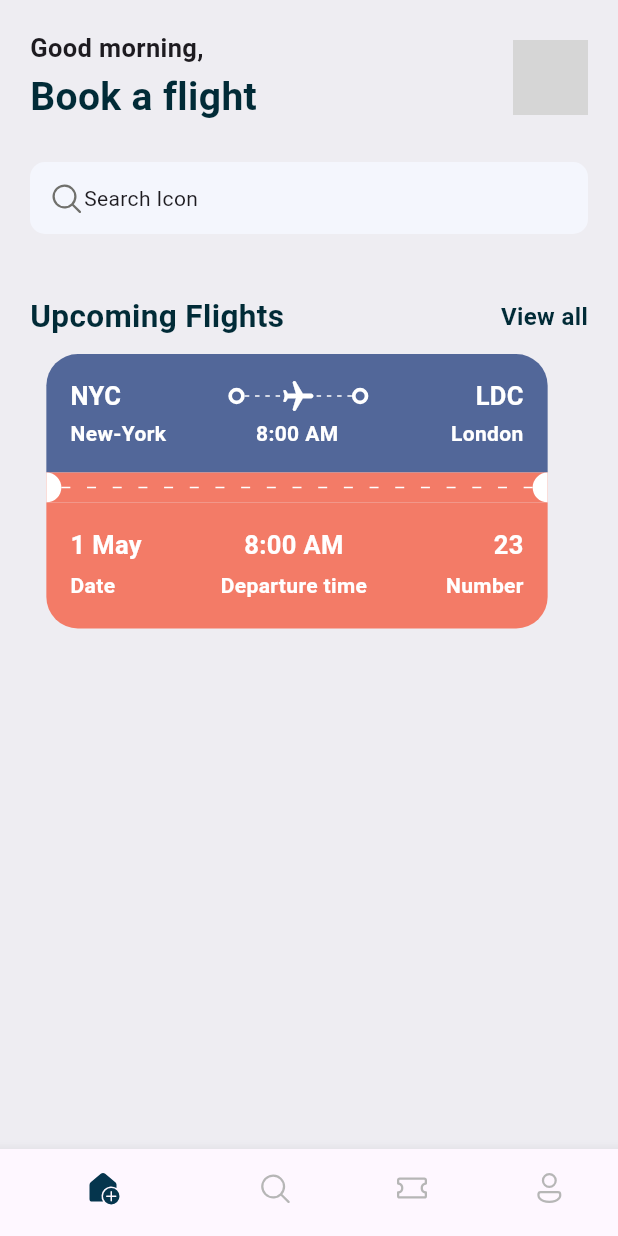
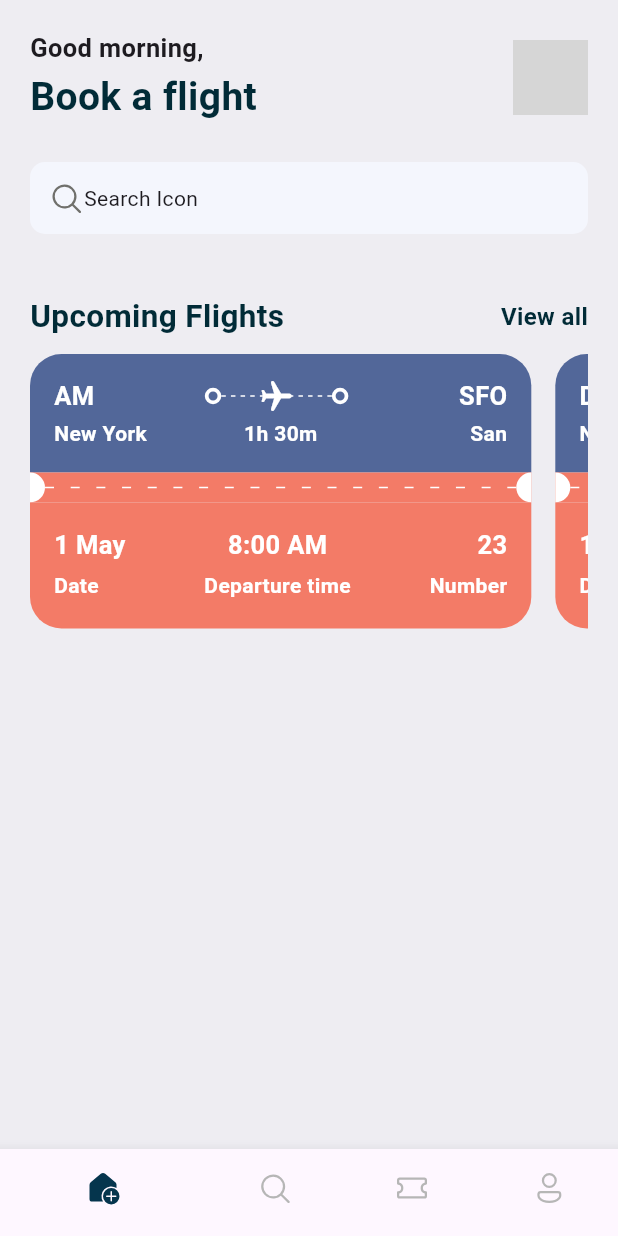
Before and after one commit to kingjamesegun/ticket_app, a Flutter app: the screen it shows after launch, on a phone screen of 412 x 824 dp. Run offline on Flutter 3.47's test engine with Material 3 defaults, Android fonts, the phone set to English and light mode, and no system bars; our stand-ins replace fluentui_icons; grey boxes are pictures that could not be loaded.

Commit message:
added json to the upcoming flight card

```diff
--- a/lib/base/utils/all_json.dart
+++ b/lib/base/utils/all_json.dart
@@ -1,12 +1,41 @@
+class AllJson {
   List<Map<String, dynamic>> ticketList = [
     {
       'from': {
-      'code': 'NYC',
+        'code': 'AM',
         'name': 'New York',
       },
       'to': {
         'code': 'SFO',
-      'name': 'San Francisco',
+        'name': 'San ',
+      },
+      'flying_time': '1h 30m',
+      'date': '11/06/2021',
+      'departure_time': '08:00 AM',
+      'number': 120,
+    },
+    {
+      'from': {
+        'code': 'DK',
+        'name': 'New York',
+      },
+      'to': {
+        'code': 'SFO',
+        'name': 'San ',
+      },
+      'flying_time': '1h 30m',
+      'date': '11/06/2021',
+      'departure_time': '08:00 AM',
+      'number': 120,
+    },
+    {
+      'from': {
+        'code': 'US',
+        'name': 'New York',
+      },
+      'to': {
+        'code': 'SFO',
+        'name': 'San ',
       },
       'flying_time': '1h 30m',
       'date': '11/06/2021',
@@ -20,7 +49,7 @@ List<Map<String, dynamic>> ticketList = [
       },
       'to': {
         'code': 'SFO',
-      'name': 'San Francisco',
+        'name': 'San ',
       },
       'flying_time': '1h 30m',
       'date': '11/06/2021',
@@ -29,12 +58,12 @@ List<Map<String, dynamic>> ticketList = [
     },
     {
       'from': {
-      'code': 'NYC',
+        'code': 'LG',
         'name': 'New York',
       },
       'to': {
         'code': 'SFO',
-      'name': 'San Francisco',
+        'name': 'San ',
       },
       'flying_time': '1h 30m',
       'date': '11/06/2021',
@@ -43,12 +72,12 @@ List<Map<String, dynamic>> ticketList = [
     },
     {
       'from': {
-      'code': 'NYC',
+        'code': 'SA',
         'name': 'New York',
       },
       'to': {
         'code': 'SFO',
-      'name': 'San Francisco',
+        'name': 'San ',
       },
       'flying_time': '1h 30m',
       'date': '11/06/2021',
@@ -57,40 +86,12 @@ List<Map<String, dynamic>> ticketList = [
     },
     {
       'from': {
-      'code': 'NYC',
+        'code': 'EW',
         'name': 'New York',
       },
       'to': {
         'code': 'SFO',
-      'name': 'San Francisco',
-    },
-    'flying_time': '1h 30m',
-    'date': '11/06/2021',
-    'departure_time': '08:00 AM',
-    'number': 120,
-  },
-  {
-    'from': {
-      'code': 'NYC',
-      'name': 'New York',
-    },
-    'to': {
-      'code': 'SFO',
-      'name': 'San Francisco',
-    },
-    'flying_time': '1h 30m',
-    'date': '11/06/2021',
-    'departure_time': '08:00 AM',
-    'number': 120,
-  },
-  {
-    'from': {
-      'code': 'NYC',
-      'name': 'New York',
-    },
-    'to': {
-      'code': 'SFO',
-      'name': 'San Francisco',
+        'name': 'San ',
       },
       'flying_time': '1h 30m',
       'date': '11/06/2021',
@@ -98,3 +99,4 @@ List<Map<String, dynamic>> ticketList = [
       'number': 120,
     },
   ];
+}
--- a/lib/base/widgets/ticket_view.dart
+++ b/lib/base/widgets/ticket_view.dart
@@ -8,7 +8,8 @@ import 'package:ticket_app/base/widgets/text_style_fourth.dart';
 import 'package:ticket_app/base/widgets/text_style_third.dart';
 
 class TicketView extends StatelessWidget {
-  const TicketView({super.key});
+  final Map<String, dynamic> ticket;
+  const TicketView({super.key, required this.ticket});
 
   @override
   Widget build(BuildContext context) {
@@ -31,7 +32,9 @@ class TicketView extends StatelessWidget {
                     children: [
                       // departure and arrival with icons
                       Row(children: [
-                        const TextStyleThird(text: "NYC"),
+                        TextStyleThird(
+                          text: ticket["from"]["code"],
+                        ),
                         Expanded(child: Container()),
                         const BigDot(),
                         Expanded(
@@ -54,24 +57,25 @@ class TicketView extends StatelessWidget {
                         )),
                         const BigDot(),
                         Expanded(child: Container()),
-                        const TextStyleThird(text: "LDC")
+                        TextStyleThird(text: ticket["to"]["code"])
                       ]),
 
                       const SizedBox(
                         height: 3,
                       ),
                       // departure names with time
-                      const Row(
+                      Row(
                           mainAxisAlignment: MainAxisAlignment.spaceBetween,
                           children: [
-                            const SizedBox(
-                                width: 100,
-                                child: TextStyleFourth(text: "New-York")),
-                            TextStyleFourth(text: "8:00 AM"),
                             SizedBox(
                                 width: 100,
                                 child: TextStyleFourth(
-                                  text: "London",
+                                    text: ticket["from"]["name"])),
+                            TextStyleFourth(text: ticket['flying_time']),
+                            SizedBox(
+                                width: 100,
+                                child: TextStyleFourth(
+                                  text: ticket["to"]["name"],
                                   align: TextAlign.end,
                                 )),
                           ])
--- a/lib/screens/home_screen.dart
+++ b/lib/screens/home_screen.dart
@@ -2,8 +2,8 @@ import 'package:fluentui_icons/fluentui_icons.dart';
 import 'package:flutter/material.dart';
 import 'package:ticket_app/base/res/styles/app_styles.dart';
 import 'package:ticket_app/base/widgets/section_texts.dart';
+import 'package:ticket_app/base/utils/all_json.dart';
 import 'package:ticket_app/base/widgets/ticket_view.dart';
-
 import '../base/res/media.dart';
 
 class HomeScreen extends StatelessWidget {
@@ -75,7 +75,15 @@ class HomeScreen extends StatelessWidget {
               const SizedBox(
                 height: 10,
               ),
-              const TicketView(),
+              SingleChildScrollView(
+                  scrollDirection: Axis.horizontal,
+                  child: Row(
+                    children: AllJson()
+                        .ticketList
+                        .take(3)
+                        .map((singleTicket) => TicketView(ticket: singleTicket))
+                        .toList(),
+                  )),
             ]),
           ),
         ]));
```
Lines whose indentation alone changed are shown as unchanged.
